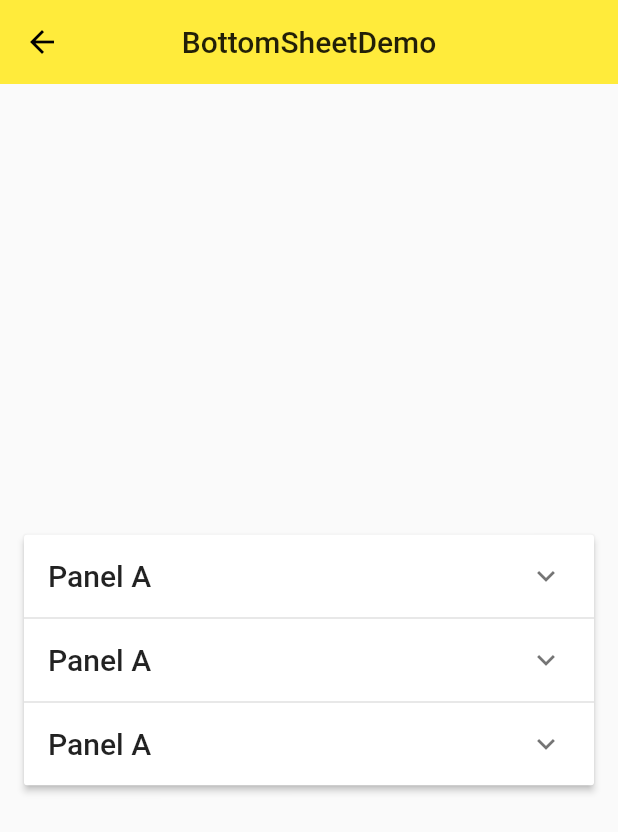
After one commit to styjs/flutter_demo1, a Flutter app: the screen it shows after launch, after a tap on "ExpansionPanel", on a phone screen of 412 x 824 dp. The commit adds this screen. Shown: the top 832 px of the screen. Run offline on Flutter 3.47's test engine with Material 2 defaults, Android fonts, the phone set to English and light mode, and no system bars.

Commit message:
material_components well

```diff
--- /dev/null
+++ b/lib/demo/expansionPanel.dart
@@ -0,0 +1,100 @@
+import 'package:flutter/material.dart';
+
+class ExpansionPanelDemo extends StatefulWidget {
+  @override
+  _ExpansionPanelDemoState createState() => _ExpansionPanelDemoState();
+}
+
+class ExpansionPanelItem
+{
+  String headerText;
+  bool isExpanded;
+  Widget body;
+
+  ExpansionPanelItem({this.headerText, this.isExpanded, this.body});
+}
+
+class _ExpansionPanelDemoState extends State<ExpansionPanelDemo> {
+  bool _isExpanded = false;
+  List<ExpansionPanelItem> _expansionPanelItems;
+
+  @override
+  void initState() {
+    // TODO: implement initState
+    super.initState();
+
+    _expansionPanelItems = <ExpansionPanelItem>[
+      ExpansionPanelItem(
+        headerText: 'Panel A',
+        body: Container(
+          padding: EdgeInsets.all(16.0),
+          width: double.infinity,
+          child: Text('Content for Panel A.')
+        ),
+        isExpanded: false
+      ),
+      ExpansionPanelItem(
+        headerText: 'Panel A',
+        body: Container(
+          padding: EdgeInsets.all(16.0),
+          width: double.infinity,
+          child: Text('Content for Panel A.')
+        ),
+        isExpanded: false
+      ),
+      ExpansionPanelItem(
+        headerText: 'Panel A',
+        body: Container(
+          padding: EdgeInsets.all(16.0),
+          width: double.infinity,
+          child: Text('Content for Panel A.')
+        ),
+        isExpanded: false
+      )
+    ];
+  }
+
+  @override
+  Widget build(BuildContext context) {
+    return Scaffold(
+      appBar: AppBar(
+        title: Text('BottomSheetDemo'),
+        elevation: 0.0,
+        centerTitle: true,
+      ),
+
+      body: Container(
+        padding: EdgeInsets.all(16.0),
+        child: Column(
+          mainAxisAlignment: MainAxisAlignment.center,
+          children: <Widget>[
+            ExpansionPanelList(
+              expansionCallback: (int index, bool isExpanded) {
+                setState(() {
+                  _expansionPanelItems[index].isExpanded = !isExpanded;
+                });
+              },
+              children: _expansionPanelItems.map((item) {
+                return ExpansionPanel(
+                  headerBuilder: (BuildContext context, bool isExpanded) {
+                    return Container(
+                      padding: EdgeInsets.all(16.0),
+                      child: Text(
+                        item.headerText,
+                        style: Theme.of(context).textTheme.title,
+                      )
+                    );
+                  },
+
+                  body: item.body,
+
+                  isExpanded: item.isExpanded
+                );
+              }).toList()
+            )
+          ]
+        )
+      ),
+    );
+  }
+}
--- a/lib/demo/material_components.dart
+++ b/lib/demo/material_components.dart
@@ -6,6 +6,10 @@ import './switch_demo.dart';
 import './slider_demo.dart';
 import './datetime_demo.dart';
 import './simple_dialog_demo.dart';
+import './alert_dialog_demo.dart';
+import './bottom_sheet_demo.dart';
+import './snack_bar_demo.dart';
+import './expansionPanel.dart';
 
 class MetarialComponentsDemo extends StatelessWidget {
   @override
@@ -17,6 +21,10 @@ class MetarialComponentsDemo extends StatelessWidget {
       ),
       body: ListView(
         children: <Widget>[
+          ListItem(title: 'ExpansionPanel', page: ExpansionPanelDemo()),
+          ListItem(title: 'SnackBar', page: SnackBarDemo()),
+          ListItem(title: 'BottomSheet', page: BottomSheetDemo()),
+          ListItem(title: 'AlertDialog', page: AlertDialogDemo()),
           ListItem(title: 'SimpleDialog', page: SimpleDialogDemo()),
           ListItem(title: 'DateTime', page: DateTimeDemo()),
           ListItem(title: 'Slider', page: SliderDemo()),
```
Also changed, not shown: lib/demo/alert_dialog_demo.dart (added, +86 -0 lines), lib/demo/bottom_sheet_demo.dart (added, +62 -0 lines), lib/demo/snack_bar_demo.dart (added, +49 -0 lines), lib/demo/stf_template.dart (added, +34 -0 lines), pubspec.lock.
